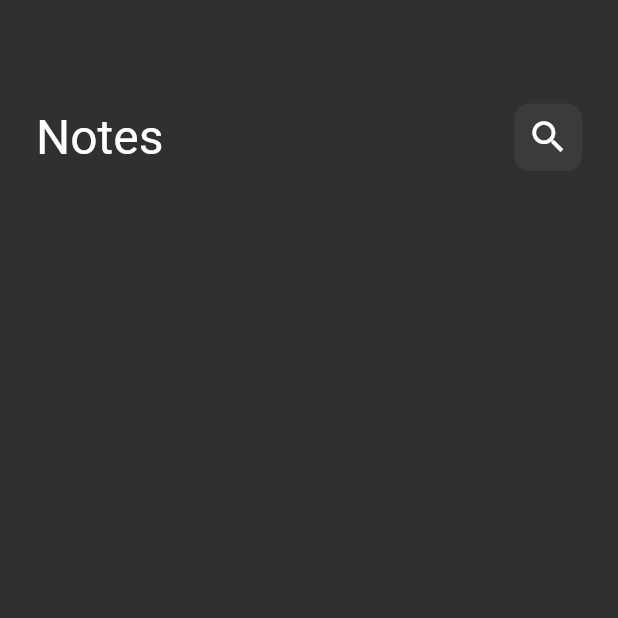
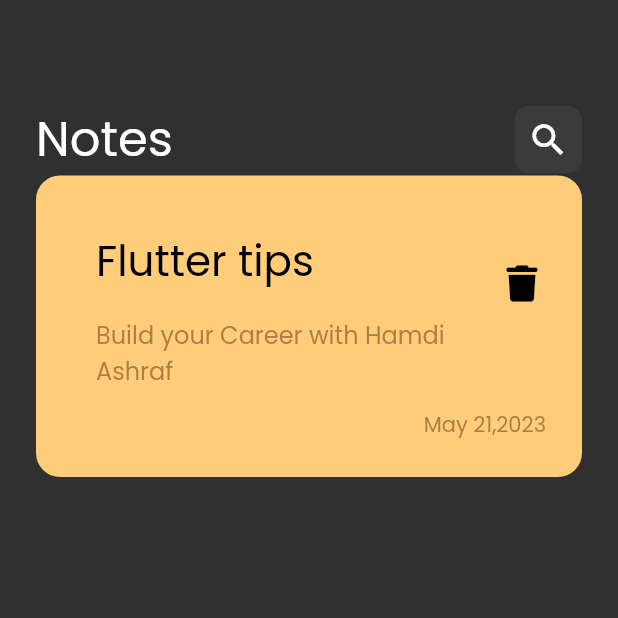
Before and after one commit to HamdiAshraf/note_app, a Flutter app: the screen it shows after launch, on a phone screen of 412 x 824 dp, the top half of it. Run offline on Flutter 3.47's test engine with Material 2 defaults, Android fonts, the phone set to English and light mode, and no system bars; our stand-ins replace font_awesome_flutter.

Commit message:
create custom note item

```diff
--- a/lib/main.dart
+++ b/lib/main.dart
@@ -13,6 +13,7 @@ class NotesApp extends StatelessWidget {
     return  MaterialApp(
         theme: ThemeData(
           brightness: Brightness.dark,
+          fontFamily: 'Poppins',
         ),
       home: const NotesView(),
     );
--- /dev/null
+++ b/lib/views/widgets/custom_note_item.dart
@@ -0,0 +1,78 @@
+
+
+
+import 'package:flutter/material.dart';
+import 'package:font_awesome_flutter/font_awesome_flutter.dart';
+
+class CustomNoteItem extends StatelessWidget {
+   CustomNoteItem({super.key, this.itemColor}) ;
+  Color? itemColor ;
+  @override
+  Widget build(BuildContext context) {
+    return
+       Container(
+          padding:const EdgeInsets.only(
+            top: 32,
+            left: 24,
+            bottom: 24,
+
+          ),
+         decoration: BoxDecoration(
+           borderRadius: BorderRadius.circular(16),
+           color: itemColor,
+         ),
+         child: Column(
+
+           crossAxisAlignment: CrossAxisAlignment.start,
+           children:  [
+             // const SizedBox(
+             //   height: 30,
+             // ),
+             ListTile(
+               onTap: (){},
+               title:  const Text('Flutter tips',
+                       style: TextStyle(fontSize: 28,
+                         color: Colors.black,
+
+                       ),
+
+             ),
+
+
+             subtitle: const Padding(
+               padding: EdgeInsets.only(top: 16),
+               child: Text('Build your Career with Hamdi Ashraf',
+    style: TextStyle(color:Color(0xffAD7F43),fontSize: 16),
+    ),
+             ),
+
+             trailing: IconButton(
+              onPressed: (){},
+               icon: const Icon(FontAwesomeIcons.trash,
+              color: Colors.black,
+              size: 24,),),
+
+
+
+          ),
+             const SizedBox(
+               height: 10,
+             ),
+             Row(
+               mainAxisAlignment: MainAxisAlignment.end,
+               children: const [
+                 Padding(
+                   padding: EdgeInsets.only(right: 24,),
+                   child: Text('May 21,2023',
+                     style: TextStyle(color: Color(0xffAD7F43),fontSize: 14),
+                   ),
+                 ),
+             ],),
+
+
+         ],
+         ),
+       );
+
+  }
+}
--- a/lib/views/widgets/custom_notes_body.dart
+++ b/lib/views/widgets/custom_notes_body.dart
@@ -3,6 +3,7 @@
 
 
 import 'package:flutter/material.dart';
+import 'package:note_app/views/widgets/custom_note_item.dart';
 
 import 'custom_app_bar.dart';
 
@@ -14,11 +15,19 @@ class CustomNotesBody extends StatelessWidget {
     return Padding(
       padding: const EdgeInsets.all(24.0),
       child: Column(
-        children: const[
+        children: [
           SizedBox(height: 45,),
           CustomAppBar(),
+          CustomNoteItem(
+            itemColor:const Color(0xffFFCD79) ,
+          ),
+
+
         ],
       ),
     );
   }
 }
+//FFCD79
+//E7E895
+//76D6EE
```
Also changed, not shown: pubspec.yaml (+6 -6 lines), assets/fonts/Poppins-Regular.ttf (added), pubspec.lock.
